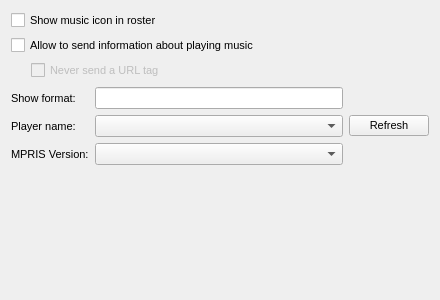
First picture: the form in usertuneoptions.ui, repository vacuum-im/usertune, before the edit.
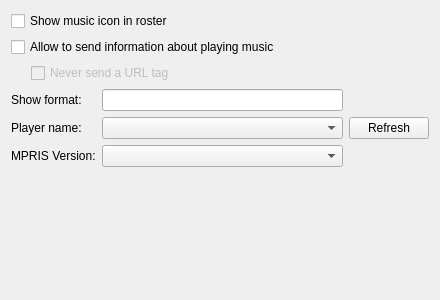
Second picture: the form after the edit.

Commit message: Убрал случайно установленный размер шрифта для формы настроек.

```diff
--- a/usertuneoptions.ui
+++ b/usertuneoptions.ui
@@ -10,11 +10,6 @@
     <height>300</height>
    </rect>
   </property>
-  <property name="font">
-   <font>
-    <pointsize>8</pointsize>
-   </font>
-  </property>
   <property name="windowTitle">
    <string>User Tune</string>
   </property>
```
